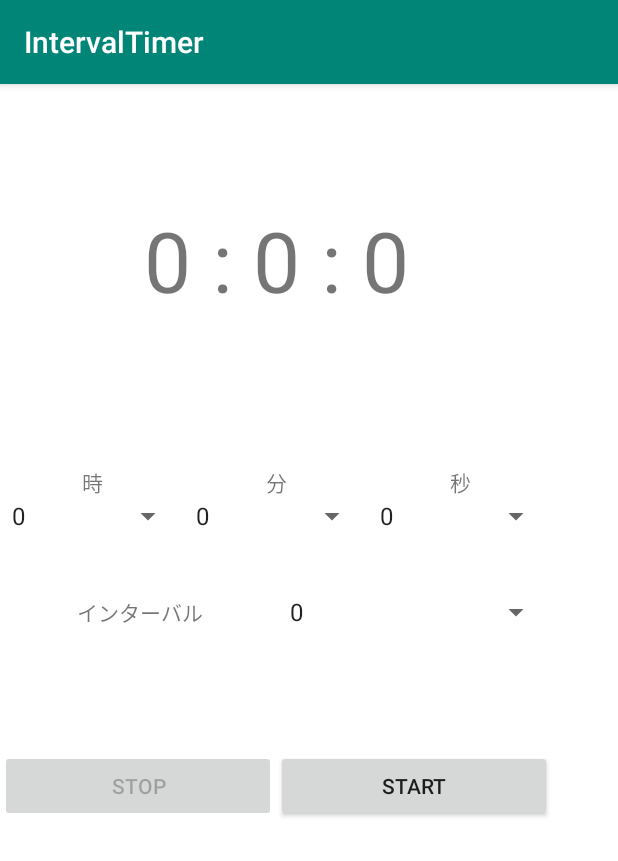
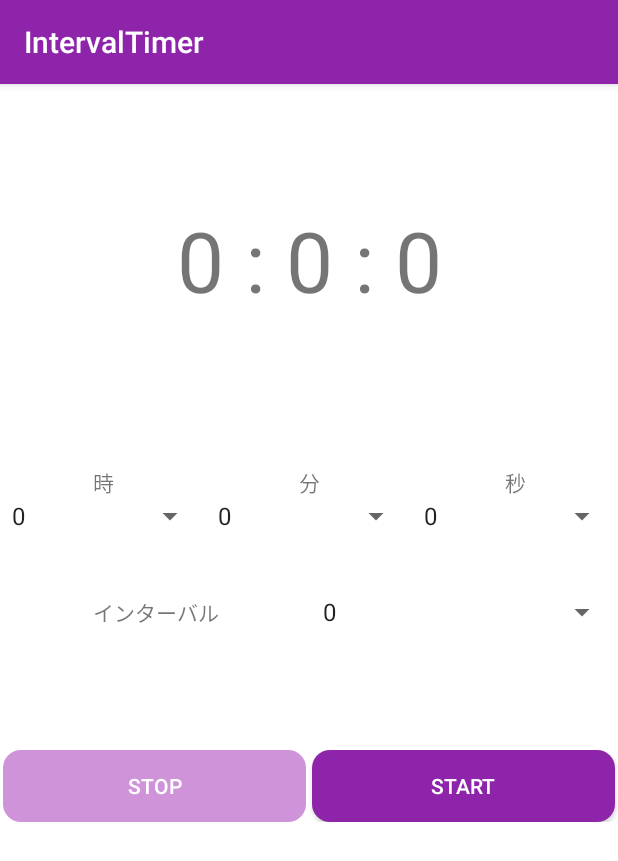
Before and after one commit to Ryoga1009/IntervalTimer, an Android app: the screen it shows after launch (MainActivity), on a phone screen of 412 x 824 dp. Shown: the top 861 px of the screen. Run offline under Robolectric (Android 15) with nearby library versions, the phone set to English and light mode, and no system bars; our stand-ins replace data binding.

Commit message:
custom button

```diff
--- a/IntervalTimer/app/src/main/java/com/ryoga/k17124kk/intervaltimer/MainActivity.java
+++ b/IntervalTimer/app/src/main/java/com/ryoga/k17124kk/intervaltimer/MainActivity.java
@@ -17,6 +17,7 @@ public class MainActivity extends AppCompatActivity {
         //スリープしないよう固定
         getWindow().addFlags(WindowManager.LayoutParams.FLAG_KEEP_SCREEN_ON);
 
+        //Fragmentの置き換えとコミット
         getSupportFragmentManager().beginTransaction().replace(R.id.constrainLayout, TopFragment.newInstance()).commit();
 
 
--- a/IntervalTimer/app/src/main/java/com/ryoga/k17124kk/intervaltimer/TimeConverter.java
+++ b/IntervalTimer/app/src/main/java/com/ryoga/k17124kk/intervaltimer/TimeConverter.java
@@ -3,7 +3,6 @@ package com.ryoga.k17124kk.intervaltimer;
 
 import android.databinding.BaseObservable;
 import android.databinding.Bindable;
-import android.util.Log;
 
 public class TimeConverter extends BaseObservable {
     private int hour = 0;//表示する　時
@@ -17,17 +16,19 @@ public class TimeConverter extends BaseObservable {
     private int _s = 0;//合計秒数
 
 
-    public enum TimerStatus {SETTING, COUNTDOWN, INTERVAL}
+    //状態管理用 Enum
+    public enum TimerStatus {
+        SETTING, COUNTDOWN, INTERVAL
+    }
 
+    private TimerStatus currentStatus = TimerStatus.SETTING;//現在の状態
 
-    private TimerStatus currentStatus = TimerStatus.SETTING;
+    //バインディング
     @Bindable
-    public boolean isRunnig = false;
-    @Bindable
-    public boolean isStart = false;
+    public boolean isRunnig = false;//設定中なのかそうじゃないのか
 
     @Bindable
-    public String timerString;
+    public String timerString;//時間描画用　00:00:00の形式のやつ
 
 
     public TimeConverter() {
@@ -78,7 +79,6 @@ public class TimeConverter extends BaseObservable {
         this.hour = hour;
         this.minute = minute;
         this.second = second;
-        Log.d("MYE", this.hour + ";::" + this.minute + ";;;" + this.second);
     }
 
 
@@ -129,6 +129,7 @@ public class TimeConverter extends BaseObservable {
     }
 
 
+    //バインディングされたtextView用のて着ると更新と通知
     public void updateTime() {
         timerString = getTime_String();
         notifyPropertyChanged(BR.timerString);
@@ -138,11 +139,13 @@ public class TimeConverter extends BaseObservable {
         return currentStatus;
     }
 
+    //00:00:00の形式でStringを返す
     private String getTime_String() {
         return getHour() + " : " + getMinute() + " : " + getSecond();
     }
 
 
+    //状態の更新とisRunnnigの更新
     public void updateStatus(TimerStatus status) {
         currentStatus = status;
 
@@ -160,6 +163,7 @@ public class TimeConverter extends BaseObservable {
                 break;
             }
         }
+        //更新通知
         notifyPropertyChanged(BR.isRunnig);
     }
 
--- a/IntervalTimer/app/src/main/java/com/ryoga/k17124kk/intervaltimer/TopFragment.java
+++ b/IntervalTimer/app/src/main/java/com/ryoga/k17124kk/intervaltimer/TopFragment.java
@@ -14,6 +14,7 @@ import android.util.Log;
 import android.view.LayoutInflater;
 import android.view.View;
 import android.view.ViewGroup;
+import android.widget.Toast;
 
 import com.ryoga.k17124kk.intervaltimer.databinding.FragmentTopBinding;
 
@@ -53,7 +54,8 @@ public class TopFragment extends Fragment {
     public View onCreateView(LayoutInflater inflater, ViewGroup container,
                              Bundle savedInstanceState) {
 
-        // Inflate the layout for this fragment
+
+        //Fragmentをバインディング -> findViewById()等省略可能に
         binding = DataBindingUtil.inflate(inflater, R.layout.fragment_top, container, false);
 
         return binding.getRoot();
@@ -77,7 +79,9 @@ public class TopFragment extends Fragment {
         super.onAttach(context);
 
         mediaPlayer = MediaPlayer.create(context, R.raw.alerm);
+        //渡されたcontextはMainActivityを継承しているかチェック
         if (context instanceof MainActivity) {
+            //MainActivityにキャストして音の設定をする
             ((MainActivity) context).setVolumeControlStream(AudioManager.STREAM_MUSIC);
         }
 
@@ -96,7 +100,6 @@ public class TopFragment extends Fragment {
         //遅延０ms  10000msごとに呼び出し
         timer.scheduleAtFixedRate(new Task(), 0, 1000);
 
-        Log.d("myError", "setTimer");
 
     }
 
@@ -119,9 +122,11 @@ public class TopFragment extends Fragment {
                 @Override
                 public void onClick(View v) {
 
+                    //スピナーが全部0かどうかのチェック
                     if (!isSpinnerSelected()) {
-
                         timeConverter.updateStatus(COUNTDOWN);
+                    } else {
+                        Toast.makeText(getContext(), "時間を設定してください", Toast.LENGTH_SHORT).show();
                     }
 
                 }
@@ -130,12 +135,8 @@ public class TopFragment extends Fragment {
             binding.buttonStop.setOnClickListener(new View.OnClickListener() {
                 @Override
                 public void onClick(View v) {
-//                    status = "SETTING";
+
                     timeConverter.updateStatus(SETTING);
-
-                    //Spinnerを有効に
-//                    setEnable(true);
-
                     backgroundColorChange_default();
                 }
             });
@@ -165,10 +166,8 @@ public class TopFragment extends Fragment {
                         timeConverter.setTotalSecond(timeConverter.getTotalSecond() - 1);
                         //トータル時間から時分秒に変換
                         timeConverter.distribution();
+                        timeConverter.updateTime();
 
-
-                        timeConverter.updateTime();
-                        Log.d("MYE", timeConverter.toString());
                         if (timeConverter.get_S() <= 0) {
                             timeConverter.updateStatus(INTERVAL);
                         }
@@ -208,7 +207,6 @@ public class TopFragment extends Fragment {
         //各時間をスピナーから設定
         public void setTimeConverter_HMS() {
             timeConverter.setTimes(binding.spinnerH.getSelectedItemPosition(), binding.spinnerM.getSelectedItemPosition(), binding.spinnerS.getSelectedItemPosition());
-            Log.d("MYE", binding.spinnerH.getSelectedItem() + ";" + binding.spinnerM.getSelectedItem() + ";" + binding.spinnerH.getSelectedItem());
             interval = binding.spinnerInterval.getSelectedItemPosition();
         }
 
--- /dev/null
+++ b/IntervalTimer/app/src/main/res/drawable/button_start.xml
@@ -0,0 +1,7 @@
+<?xml version="1.0" encoding="utf-8"?>
+
+<!-- 状態によって読み込む先のxmlを切り替える -->
+<selector xmlns:xmls="http://schemas.android.com/apk/res/android">
+    <item xmls:drawable="@drawable/button_start_enable" xmls:state_enabled="true" />
+    <item xmls:drawable="@drawable/button_start_disable" xmls:state_enabled="false" />
+</selector>
--- /dev/null
+++ b/IntervalTimer/app/src/main/res/drawable/button_start_disable.xml
@@ -0,0 +1,13 @@
+<?xml version="1.0" encoding="utf-8"?>
+<shape xmlns:android="http://schemas.android.com/apk/res/android"
+    android:shape="rectangle">
+
+    <solid android:color="@color/colorPrimaryDisable" />
+
+    <padding
+        android:bottom="7dp"
+        android:left="7dp"
+        android:right="7dp"
+        android:top="7dp" />
+    <corners android:radius="12dp" />
+</shape>
--- /dev/null
+++ b/IntervalTimer/app/src/main/res/drawable/button_start_enable.xml
@@ -0,0 +1,13 @@
+<?xml version="1.0" encoding="utf-8"?>
+<shape xmlns:android="http://schemas.android.com/apk/res/android"
+    android:shape="rectangle">
+
+    <solid android:color="@color/colorPrimary" />
+
+    <padding
+        android:bottom="7dp"
+        android:left="7dp"
+        android:right="7dp"
+        android:top="7dp" />
+    <corners android:radius="12dp" />
+</shape>
--- /dev/null
+++ b/IntervalTimer/app/src/main/res/drawable/button_stop.xml
@@ -0,0 +1,7 @@
+<?xml version="1.0" encoding="utf-8"?>
+
+<!-- 状態によって読み込み先xmlを切り替える -->
+<selector xmlns:xmls="http://schemas.android.com/apk/res/android">
+    <item xmls:drawable="@drawable/button_stop_enable" xmls:state_enabled="true" />
+    <item xmls:drawable="@drawable/button_stop_disable" xmls:state_enabled="false" />
+</selector>
--- /dev/null
+++ b/IntervalTimer/app/src/main/res/drawable/button_stop_disable.xml
@@ -0,0 +1,13 @@
+<?xml version="1.0" encoding="utf-8"?>
+<shape xmlns:android="http://schemas.android.com/apk/res/android"
+    android:shape="rectangle">
+
+    <solid android:color="@color/colorPrimaryDisable" />
+
+    <padding
+        android:bottom="7dp"
+        android:left="7dp"
+        android:right="7dp"
+        android:top="7dp" />
+    <corners android:radius="12dp" />
+</shape>
--- /dev/null
+++ b/IntervalTimer/app/src/main/res/drawable/button_stop_enable.xml
@@ -0,0 +1,13 @@
+<?xml version="1.0" encoding="utf-8"?>
+<shape xmlns:android="http://schemas.android.com/apk/res/android"
+    android:shape="rectangle">
+
+    <solid android:color="@color/colorPrimary" />
+
+    <padding
+        android:bottom="7dp"
+        android:left="7dp"
+        android:right="7dp"
+        android:top="7dp" />
+    <corners android:radius="12dp" />
+</shape>
--- a/IntervalTimer/app/src/main/res/layout/fragment_top.xml
+++ b/IntervalTimer/app/src/main/res/layout/fragment_top.xml
@@ -23,8 +23,8 @@
 
 
         <LinearLayout
-            android:layout_width="368dp"
-            android:layout_height="495dp"
+            android:layout_width="match_parent"
+            android:layout_height="match_parent"
             android:orientation="vertical"
             tools:layout_editor_absoluteX="8dp"
             tools:layout_editor_absoluteY="8dp">
@@ -132,17 +132,27 @@
                     android:id="@+id/button_stop"
                     android:layout_width="wrap_content"
                     android:layout_height="wrap_content"
+                    android:layout_marginStart="2dp"
+                    android:layout_marginEnd="2dp"
                     android:layout_weight="1"
+                    android:background="@drawable/button_stop"
                     android:enabled="@{timeconverter.isRunnig}"
-                    android:text="Stop" />
+                    android:foreground="?android:selectableItemBackground"
+                    android:text="Stop"
+                    android:textColor="@android:color/white" />
 
                 <Button
                     android:id="@+id/button_start"
                     android:layout_width="wrap_content"
                     android:layout_height="wrap_content"
+                    android:layout_marginStart="2dp"
+                    android:layout_marginEnd="2dp"
                     android:layout_weight="1"
+                    android:background="@drawable/button_start"
                     android:enabled="@{!timeconverter.isRunnig}"
-                    android:text="start" />
+                    android:foreground="?android:selectableItemBackground"
+                    android:text="start"
+                    android:textColor="@android:color/white" />
             </LinearLayout>
 
         </LinearLayout>
--- a/IntervalTimer/app/src/main/res/values/colors.xml
+++ b/IntervalTimer/app/src/main/res/values/colors.xml
@@ -1,6 +1,9 @@
 <?xml version="1.0" encoding="utf-8"?>
 <resources>
-    <color name="colorPrimary">#008577</color>
-    <color name="colorPrimaryDark">#00574B</color>
-    <color name="colorAccent">#D81B60</color>
+    <color name="colorPrimary">#8e24aa</color>
+    <color name="colorPrimaryDark">#5c007a</color>
+    <color name="colorAccent">#039be5</color>
+    <color name="colorPrimaryLight">#c158dc</color>
+    <color name="colorPrimaryDisable">#ce93d8</color>
+
 </resources>
```
